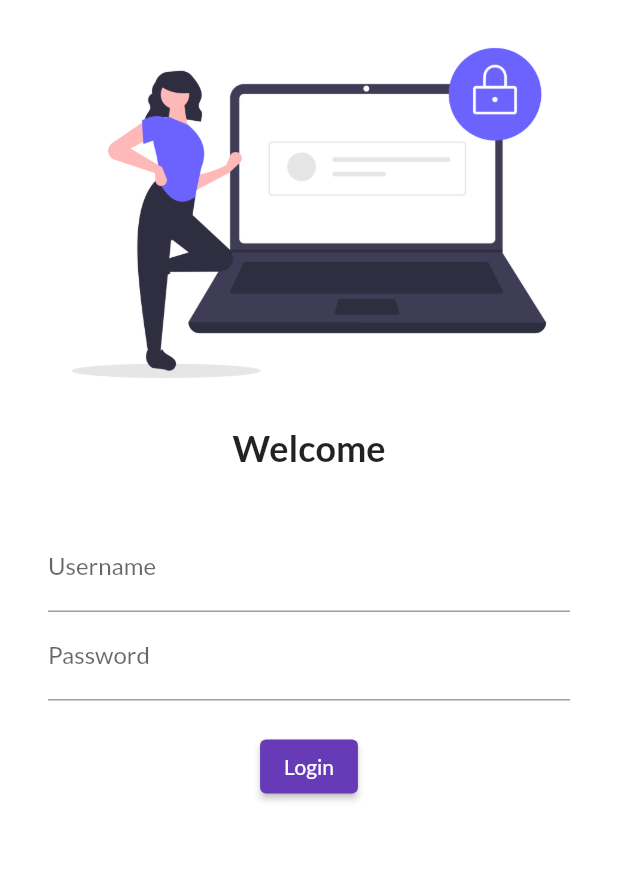
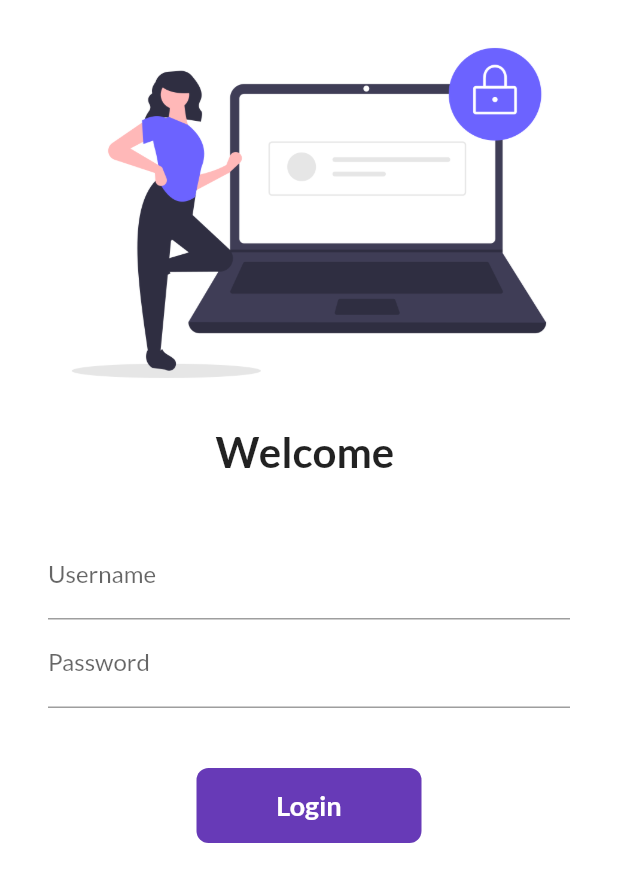
Before and after one commit to varunvjha/flutter_catalog, a Flutter app: the screen it shows after launch, on a phone screen of 412 x 824 dp. Shown: the top 882 px of the screen. Run offline on Flutter 3.47's test engine with Material 2 defaults, Android fonts, the phone set to English and light mode, and no system bars; our stand-ins replace google_fonts.

Commit message:
Added animation in login page

```diff
--- a/lib/main.dart
+++ b/lib/main.dart
@@ -1,4 +1,5 @@
 import 'package:flutter/material.dart';
+import 'package:flutter_catalog/utils/routes.dart';
 import 'package:google_fonts/google_fonts.dart';
 import 'pages/login_page.dart';
 import 'pages/home_page.dart';
@@ -21,8 +22,8 @@ class MyApp extends StatelessWidget {
       ),
       routes: {
         "/": (context) => LoginPage(),
-        "/home": (context) => HomePage(),
-        "/login": (context) => LoginPage()
+        MyRoutes.homeRoute: (context) => HomePage(),
+        MyRoutes.loginRoute: (context) => LoginPage()
       },
     );
   }
--- a/lib/pages/home_page.dart
+++ b/lib/pages/home_page.dart
@@ -9,7 +9,7 @@ class HomePage extends StatelessWidget {
       appBar: AppBar(
         title: Text("Catalog App"),
       ),
-      body: Center(child: Container(child: Text("Hello $days World"))),
+      body: Center(child: Container(child: Text("Hello World"))),
       drawer: Drawer(),
     );
   }
--- a/lib/pages/login_page.dart
+++ b/lib/pages/login_page.dart
@@ -1,10 +1,20 @@
 import 'package:flutter/material.dart';
+import 'package:flutter_catalog/utils/routes.dart';
 
-class LoginPage extends StatelessWidget {
+class LoginPage extends StatefulWidget {
+  @override
+  State<LoginPage> createState() => _LoginPageState();
+}
+
+class _LoginPageState extends State<LoginPage> {
+  String name = "";
+  bool changeButton = false;
+
   @override
   Widget build(BuildContext context) {
     return Material(
         color: Colors.white,
+        child: SingleChildScrollView(
           child: Column(
             children: [
               Image.asset(
@@ -12,8 +22,8 @@ class LoginPage extends StatelessWidget {
                 fit: BoxFit.cover,
               ),
               Text(
-              "Welcome",
-              style: TextStyle(fontSize: 24, fontWeight: FontWeight.bold),
+                "Welcome $name",
+                style: TextStyle(fontSize: 28, fontWeight: FontWeight.bold),
               ),
               SizedBox(height: 20),
               Padding(
@@ -23,6 +33,10 @@ class LoginPage extends StatelessWidget {
                     TextFormField(
                       decoration: InputDecoration(
                           hintText: "Enter username", labelText: "Username"),
+                      onChanged: (value) {
+                        name = value;
+                        setState(() {});
+                      },
                     ),
                     TextFormField(
                       obscureText: true,
@@ -30,18 +44,51 @@ class LoginPage extends StatelessWidget {
                           hintText: "Enter password", labelText: "Password"),
                     ),
                     SizedBox(
-                    height: 20,
+                      height: 40,
                     ),
-                  ElevatedButton(
-                      onPressed: () {
-                        print("Login");
+                    // ElevatedButton(
+                    //     onPressed: () {
+                    //       Navigator.pushNamed(context, MyRoutes.homeRoute);
+                    //     },
+                    //     child: Text(
+                    //       "Login",
+                    //       style: TextStyle(
+                    //           fontSize: 16, fontWeight: FontWeight.bold),
+                    //     ),
+                    //     style: TextButton.styleFrom(minimumSize: Size(150, 40)))
+                    InkWell(
+                      onTap: () async {
+                        setState(() {
+                          changeButton = true;
+                        });
+                        await Future.delayed(Duration(seconds: 1));
+                        Navigator.pushNamed(context, MyRoutes.homeRoute);
                       },
-                      child: Text("Login"),
-                      style: TextButton.styleFrom())
+                      child: AnimatedContainer(
+                        width: changeButton ? 50 : 150,
+                        height: 50,
+                        alignment: Alignment.center,
+                        child: changeButton
+                            ? Icon(Icons.done, color: Colors.white)
+                            : Text(
+                                "Login",
+                                style: TextStyle(
+                                    color: Colors.white,
+                                    fontSize: 18,
+                                    fontWeight: FontWeight.bold),
+                              ),
+                        decoration: BoxDecoration(
+                            color: Colors.deepPurple,
+                            borderRadius:
+                                BorderRadius.circular(changeButton ? 50 : 8)),
+                        duration: Duration(seconds: 1),
+                      ),
+                    )
                   ],
                 ),
               ),
             ],
+          ),
         ));
   }
 }
--- /dev/null
+++ b/lib/utils/routes.dart
@@ -0,0 +1,4 @@
+class MyRoutes {
+  static String loginRoute = "/login";
+  static String homeRoute = "/home";
+}
```
Lines whose indentation alone changed are shown as unchanged.
